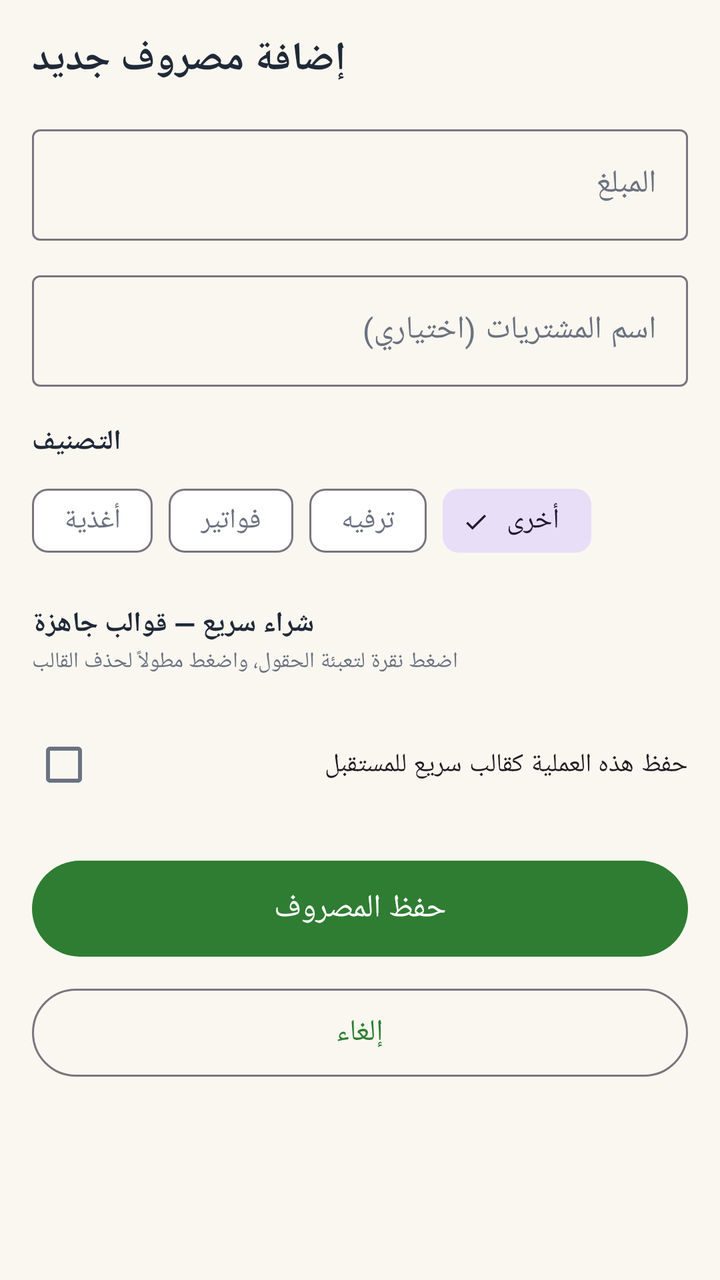
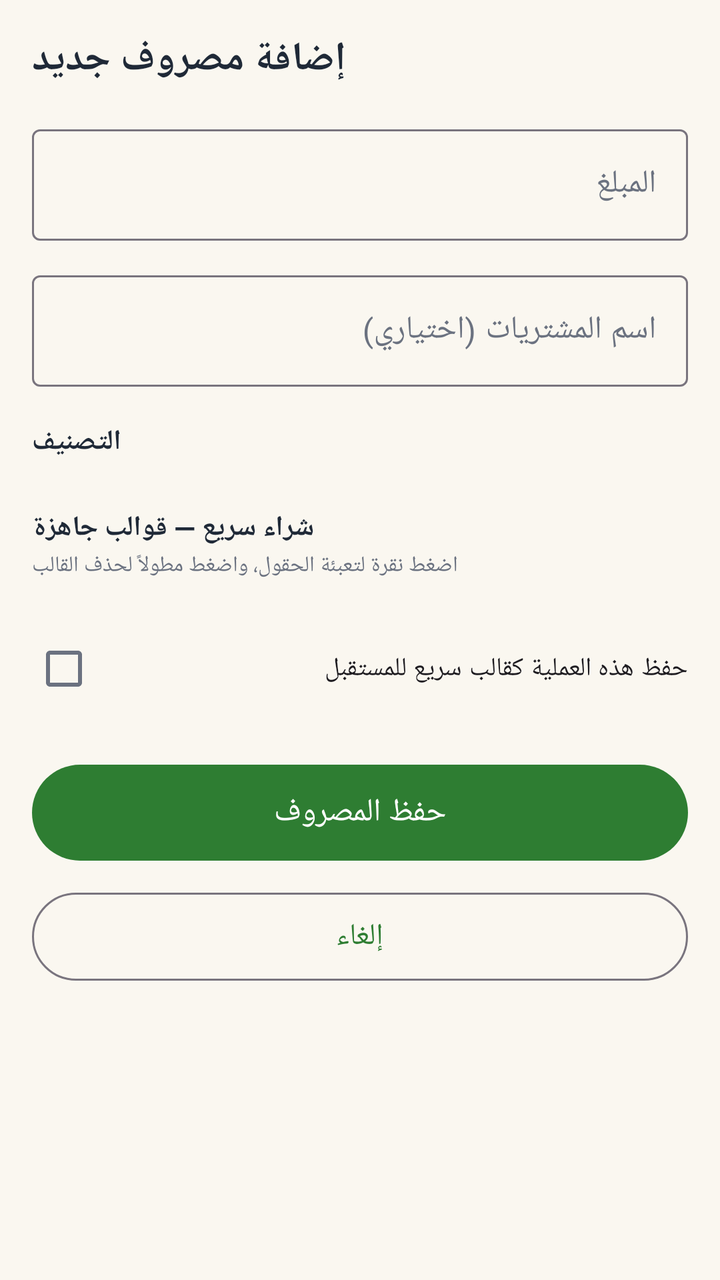

An Android layout rendered at two revisions. The XML below is the earlier revision; the diff shows what the commit changed to produce the second picture.
<!-- AndroidManifest.xml: application theme Theme.HouseBudget -->
<!-- res/layout/fragment_add_expense.xml -->
<?xml version="1.0" encoding="utf-8"?>
<ScrollView xmlns:android="http://schemas.android.com/apk/res/android"
    xmlns:app="http://schemas.android.com/apk/res-auto"
    android:layout_width="match_parent"
    android:layout_height="match_parent"
    android:fillViewport="true">

    <LinearLayout
        android:layout_width="match_parent"
        android:layout_height="wrap_content"
        android:orientation="vertical"
        android:padding="16dp">

        <TextView
            android:layout_width="wrap_content"
            android:layout_height="wrap_content"
            android:text="@string/title_add_expense"
            android:textColor="@color/text_main"
            android:textSize="20sp"
            android:textStyle="bold" />

        
        <com.google.android.material.textfield.TextInputLayout
            android:id="@+id/inputLayoutAmount"
            style="@style/Widget.Material3.TextInputLayout.OutlinedBox"
            android:layout_width="match_parent"
            android:layout_height="wrap_content"
            android:layout_marginTop="16dp"
            android:hint="@string/hint_amount"
            app:prefixText="د.ج">

            <com.google.android.material.textfield.TextInputEditText
                android:id="@+id/inputAmount"
                android:layout_width="match_parent"
                android:layout_height="wrap_content"
                android:imeOptions="actionNext"
                android:inputType="numberDecimal"
                android:maxLines="1" />
        </com.google.android.material.textfield.TextInputLayout>

        
        <com.google.android.material.textfield.TextInputLayout
            android:id="@+id/inputLayoutName"
            style="@style/Widget.Material3.TextInputLayout.OutlinedBox"
            android:layout_width="match_parent"
            android:layout_height="wrap_content"
            android:layout_marginTop="12dp"
            android:hint="@string/hint_name">

            <com.google.android.material.textfield.TextInputEditText
                android:id="@+id/inputName"
                android:layout_width="match_parent"
                android:layout_height="wrap_content"
                android:imeOptions="actionDone"
                android:inputType="textCapSentences"
                android:maxLines="1" />
        </com.google.android.material.textfield.TextInputLayout>

        
        <TextView
            android:layout_width="wrap_content"
            android:layout_height="wrap_content"
            android:layout_marginTop="18dp"
            android:text="@string/label_category"
            android:textColor="@color/text_main"
            android:textSize="14sp"
            android:textStyle="bold" />

        <HorizontalScrollView
            android:layout_width="match_parent"
            android:layout_height="wrap_content"
            android:layout_marginTop="6dp"
            android:scrollbars="none">

            <com.google.android.material.chip.ChipGroup
                android:id="@+id/chipGroupCategories"
                android:layout_width="wrap_content"
                android:layout_height="wrap_content"
                app:selectionRequired="true"
                app:singleLine="true"
                app:singleSelection="true">

                <com.google.android.material.chip.Chip
                    android:id="@+id/chipFood"
                    style="@style/Widget.Material3.Chip.Filter"
                    android:layout_width="wrap_content"
                    android:layout_height="wrap_content"
                    android:checkable="true"
                    android:text="@string/cat_food" />

                <com.google.android.material.chip.Chip
                    android:id="@+id/chipBills"
                    style="@style/Widget.Material3.Chip.Filter"
                    android:layout_width="wrap_content"
                    android:layout_height="wrap_content"
                    android:checkable="true"
                    android:text="@string/cat_bills" />

                <com.google.android.material.chip.Chip
                    android:id="@+id/chipFun"
                    style="@style/Widget.Material3.Chip.Filter"
                    android:layout_width="wrap_content"
                    android:layout_height="wrap_content"
                    android:checkable="true"
                    android:text="@string/cat_fun" />

                <com.google.android.material.chip.Chip
                    android:id="@+id/chipOther"
                    style="@style/Widget.Material3.Chip.Filter"
                    android:layout_width="wrap_content"
                    android:layout_height="wrap_content"
                    android:checkable="true"
                    android:checked="true"
                    android:text="@string/cat_other" />
            </com.google.android.material.chip.ChipGroup>
        </HorizontalScrollView>

        
        <TextView
            android:id="@+id/txtTemplatesTitle"
            android:layout_width="wrap_content"
            android:layout_height="wrap_content"
            android:layout_marginTop="18dp"
            android:text="@string/quick_templates"
            android:textColor="@color/text_main"
            android:textSize="14sp"
            android:textStyle="bold" />

        <TextView
            android:id="@+id/txtTemplatesHint"
            android:layout_width="wrap_content"
            android:layout_height="wrap_content"
            android:layout_marginTop="2dp"
            android:text="@string/quick_templates_hint"
            android:textColor="@color/text_secondary"
            android:textSize="11sp" />

        <com.google.android.material.chip.ChipGroup
            android:id="@+id/templatesGroup"
            android:layout_width="match_parent"
            android:layout_height="wrap_content"
            android:layout_marginTop="6dp" />

        
        <com.google.android.material.checkbox.MaterialCheckBox
            android:id="@+id/checkSaveTemplate"
            android:layout_width="match_parent"
            android:layout_height="wrap_content"
            android:layout_marginTop="14dp"
            android:text="@string/save_as_template"
            android:textSize="13sp" />

        
        <com.google.android.material.button.MaterialButton
            android:id="@+id/btnSave"
            android:layout_width="match_parent"
            android:layout_height="56dp"
            android:layout_marginTop="20dp"
            android:text="@string/btn_save"
            android:textSize="16sp" />

        <com.google.android.material.button.MaterialButton
            android:id="@+id/btnCancel"
            style="@style/Widget.Material3.Button.OutlinedButton"
            android:layout_width="match_parent"
            android:layout_height="52dp"
            android:layout_marginTop="8dp"
            android:text="@string/btn_cancel"
            android:textSize="15sp" />
    </LinearLayout>
</ScrollView>
<!-- resources referenced by this layout -->
<resources>
  <color name="text_main">#1F2937</color>
  <color name="text_secondary">#6B7280</color>
  <string name="btn_cancel">إلغاء</string>
  <string name="btn_save">حفظ المصروف</string>
  <string name="cat_bills">فواتير</string>
  <string name="cat_food">أغذية</string>
  <string name="cat_fun">ترفيه</string>
  <string name="cat_other">أخرى</string>
  <string name="hint_amount">المبلغ</string>
  <string name="hint_name">اسم المشتريات (اختياري)</string>
  <string name="label_category">التصنيف</string>
  <string name="quick_templates">شراء سريع — قوالب جاهزة</string>
  <string name="quick_templates_hint">اضغط نقرة لتعبئة الحقول، واضغط مطولاً لحذف القالب</string>
  <string name="save_as_template">حفظ هذه العملية كقالب سريع للمستقبل</string>
  <string name="title_add_expense">إضافة مصروف جديد</string>
  <style name="Theme.HouseBudget" parent="Theme.Material3.DayNight.NoActionBar">
          <item name="colorPrimary">@color/green_primary</item>
          <item name="colorOnPrimary">@color/white</item>
          <item name="colorPrimaryContainer">@color/green_light</item>
          <item name="colorOnPrimaryContainer">@color/green_dark</item>
          <item name="colorSecondary">@color/cat_bills</item>
          <item name="colorOnSecondary">@color/white</item>
          <item name="android:colorBackground">@color/cream_bg</item>
          <item name="colorSurface">@color/white</item>
          <item name="colorOnSurface">@color/text_main</item>
          <item name="colorOnSurfaceVariant">@color/text_secondary</item>
          <item name="colorSurfaceVariant">@color/green_light</item>
          <item name="android:statusBarColor">@color/green_primary</item>
          <item name="android:windowLightStatusBar">false</item>
          <item name="android:navigationBarColor">@color/white</item>
          <item name="android:windowLightNavigationBar">true</item>
      </style>
  <color name="green_primary">#2E7D32</color>
  <color name="white">#FFFFFF</color>
  <color name="green_light">#E8F5E9</color>
  <color name="green_dark">#1B5E20</color>
  <color name="cat_bills">#1565C0</color>
  <color name="cream_bg">#FAF7F0</color>
</resources>

<!-- the commit's change to res/layout/fragment_add_expense.xml (unified diff, before → after) -->
@@ -66,54 +66,14 @@
             android:textSize="14sp"
             android:textStyle="bold" />
 
-        <HorizontalScrollView
+        <com.google.android.material.chip.ChipGroup
+            android:id="@+id/chipGroupCategories"
             android:layout_width="match_parent"
             android:layout_height="wrap_content"
             android:layout_marginTop="6dp"
-            android:scrollbars="none">
-
-            <com.google.android.material.chip.ChipGroup
-                android:id="@+id/chipGroupCategories"
-                android:layout_width="wrap_content"
-                android:layout_height="wrap_content"
-                app:selectionRequired="true"
-                app:singleLine="true"
-                app:singleSelection="true">
-
-                <com.google.android.material.chip.Chip
-                    android:id="@+id/chipFood"
-                    style="@style/Widget.Material3.Chip.Filter"
-                    android:layout_width="wrap_content"
-                    android:layout_height="wrap_content"
-                    android:checkable="true"
-                    android:text="@string/cat_food" />
-
-                <com.google.android.material.chip.Chip
-                    android:id="@+id/chipBills"
-                    style="@style/Widget.Material3.Chip.Filter"
-                    android:layout_width="wrap_content"
-                    android:layout_height="wrap_content"
-                    android:checkable="true"
-                    android:text="@string/cat_bills" />
-
-                <com.google.android.material.chip.Chip
-                    android:id="@+id/chipFun"
-                    style="@style/Widget.Material3.Chip.Filter"
-                    android:layout_width="wrap_content"
-                    android:layout_height="wrap_content"
-                    android:checkable="true"
-                    android:text="@string/cat_fun" />
-
-                <com.google.android.material.chip.Chip
-                    android:id="@+id/chipOther"
-                    style="@style/Widget.Material3.Chip.Filter"
-                    android:layout_width="wrap_content"
-                    android:layout_height="wrap_content"
-                    android:checkable="true"
-                    android:checked="true"
-                    android:text="@string/cat_other" />
-            </com.google.android.material.chip.ChipGroup>
-        </HorizontalScrollView>
+            app:chipSpacing="6dp"
+            app:selectionRequired="true"
+            app:singleSelection="true" />
 
         
         <TextView
<!-- resource entries referenced after the edit -->
@@ -4,10 +4,6 @@
   <color name="text_secondary">#6B7280</color>
   <string name="btn_cancel">إلغاء</string>
   <string name="btn_save">حفظ المصروف</string>
-  <string name="cat_bills">فواتير</string>
-  <string name="cat_food">أغذية</string>
-  <string name="cat_fun">ترفيه</string>
-  <string name="cat_other">أخرى</string>
   <string name="hint_amount">المبلغ</string>
   <string name="hint_name">اسم المشتريات (اختياري)</string>
   <string name="label_category">التصنيف</string>
@@ -20,7 +16,7 @@
           <item name="colorOnPrimary">@color/white</item>
           <item name="colorPrimaryContainer">@color/green_light</item>
           <item name="colorOnPrimaryContainer">@color/green_dark</item>
-          <item name="colorSecondary">@color/cat_bills</item>
+          <item name="colorSecondary">@color/blue_secondary</item>
           <item name="colorOnSecondary">@color/white</item>
           <item name="android:colorBackground">@color/cream_bg</item>
           <item name="colorSurface">@color/white</item>
@@ -36,7 +32,7 @@
   <color name="white">#FFFFFF</color>
   <color name="green_light">#E8F5E9</color>
   <color name="green_dark">#1B5E20</color>
-  <color name="cat_bills">#1565C0</color>
+  <color name="blue_secondary">#1565C0</color>
   <color name="cream_bg">#FAF7F0</color>
 </resources>
 
